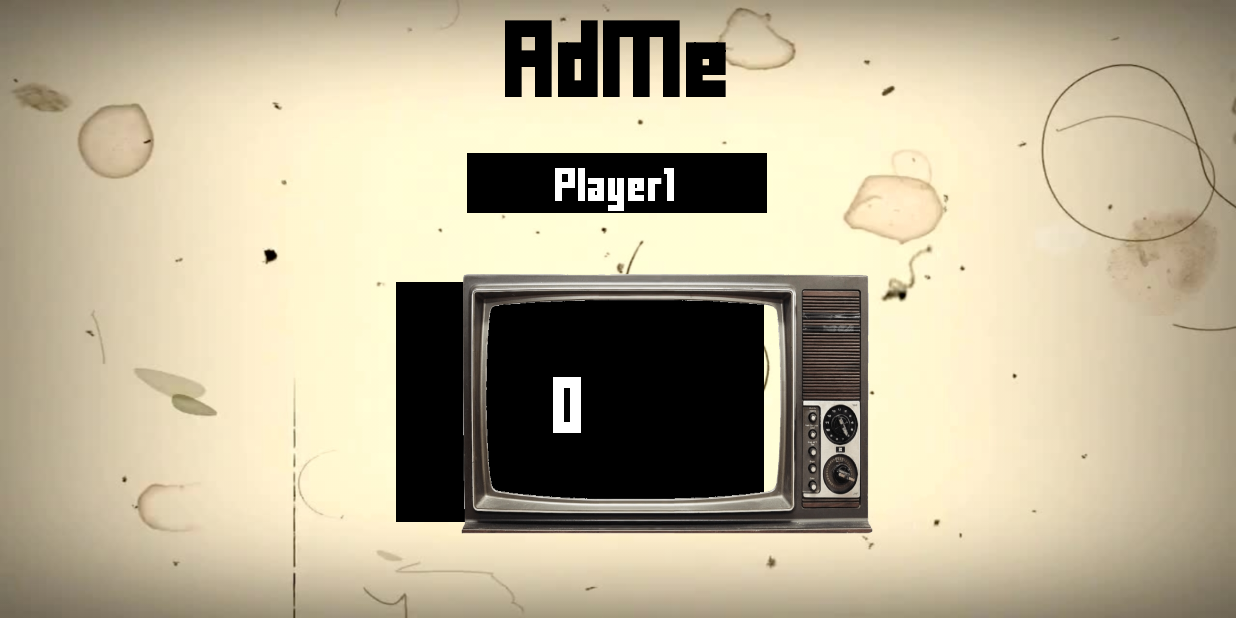
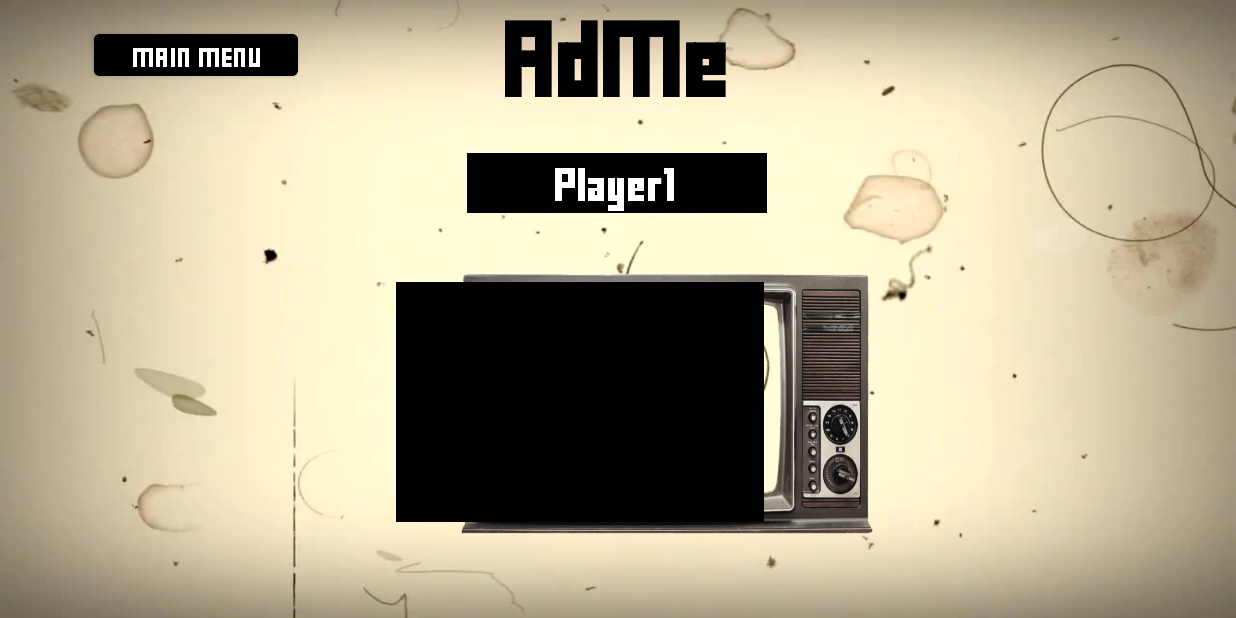
Before and after one commit to adcmyb/PickleHacks, an Android app: the ScoreSingleplayerActivity screen opened directly, with no data from a screen before it, on a phone screen of 824 x 412 dp (held sideways). Run offline under Robolectric (Android 15) with nearby library versions, the phone set to English and light mode, and no system bars; our stand-ins replace Firebase (no records; nobody signed in at launch, a user with empty details on screens opened directly); libraries missing offline, so code that uses them is left out: com.yausername.youtubedl_android.

Commit message:
All scoreboard buttons

```diff
--- a/app/src/main/res/layout/activity_score_singleplayer.xml
+++ b/app/src/main/res/layout/activity_score_singleplayer.xml
@@ -7,13 +7,21 @@
     android:background="@drawable/oldscreen">
 
 
-    <TextView
-        android:id="@+id/player"
-        android:layout_width="245dp"
-        android:layout_height="160dp"
-        android:layout_marginStart="264dp"
-        android:layout_marginTop="188dp"
-        android:background="@drawable/playernam"
+    <Button
+        android:id="@+id/nav_home"
+        android:layout_width="136dp"
+        android:layout_height="40dp"
+        android:layout_marginStart="16dp"
+        android:layout_marginTop="16dp"
+        android:layout_marginEnd="579dp"
+        android:layout_marginBottom="355dp"
+        android:backgroundTint="@color/black"
+        android:fontFamily="@font/fontfortitle"
+        android:text="Main Menu"
+        android:textColor="@color/white"
+        android:textSize="10dp"
+        app:layout_constraintBottom_toBottomOf="parent"
+        app:layout_constraintEnd_toEndOf="parent"
         app:layout_constraintStart_toStartOf="parent"
         app:layout_constraintTop_toTopOf="parent" />
 
@@ -100,5 +108,15 @@
         app:layout_constraintTop_toTopOf="parent"
         app:layout_constraintVertical_bias="0.0" />
 
+    <TextView
+        android:id="@+id/player"
+        android:layout_width="245dp"
+        android:layout_height="160dp"
+        android:layout_marginStart="264dp"
+        android:layout_marginTop="188dp"
+        android:background="@drawable/playernam"
+        app:layout_constraintStart_toStartOf="parent"
+        app:layout_constraintTop_toTopOf="parent" />
+
 
 </androidx.constraintlayout.widget.ConstraintLayout>
```
Also changed, not shown: app/src/main/res/layout/activity_score_multiplayer.xml (+12 -12 lines).
